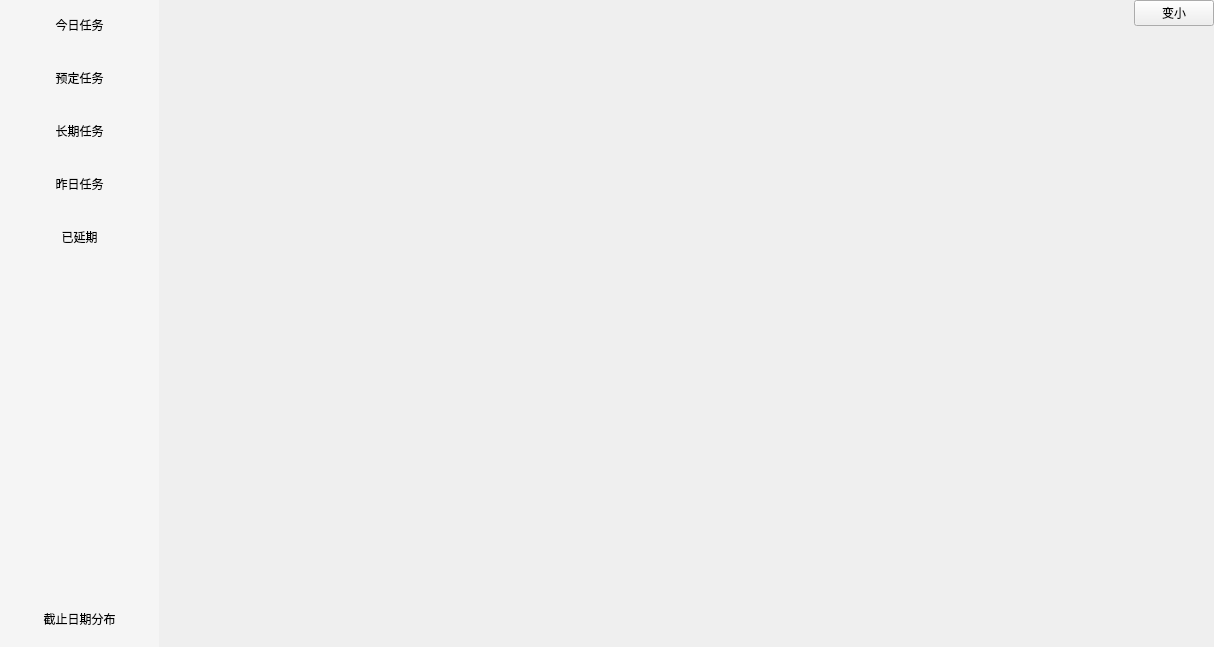
topologicalstructure/HCIProject, file Easygtd/mainwindow.ui: the form before one commit.
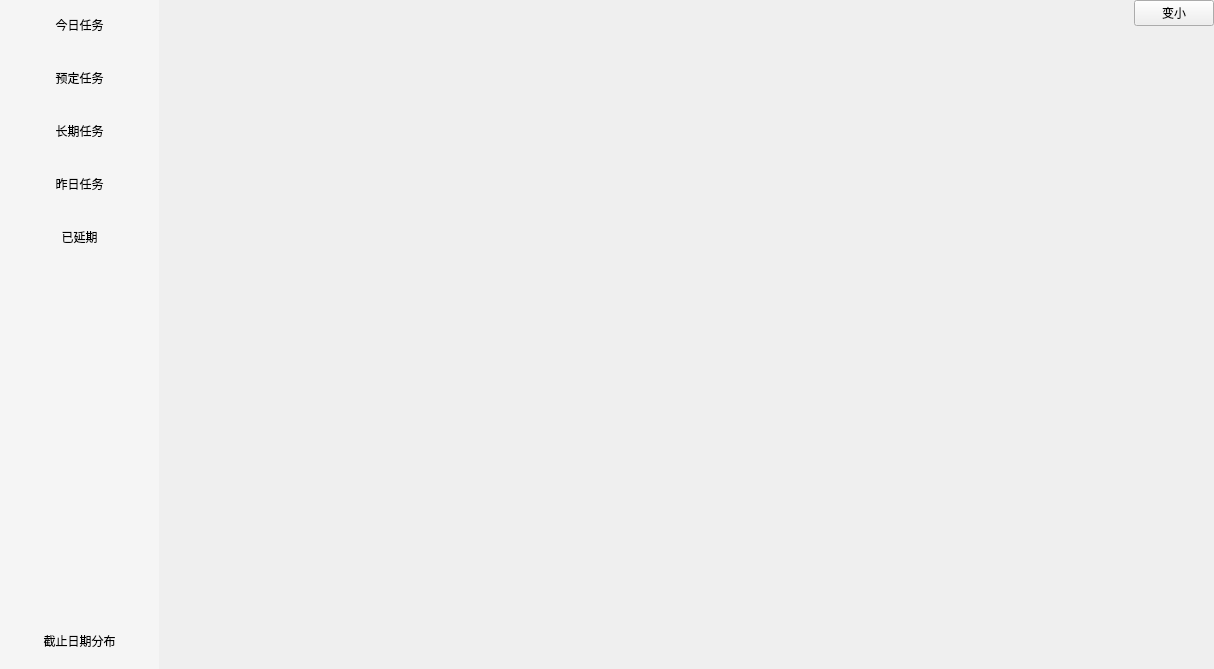
The form after the commit. Custom widgets are drawn as their Qt base class.

Patch:
```diff
--- a/Easygtd/mainwindow.ui
+++ b/Easygtd/mainwindow.ui
@@ -7,7 +7,7 @@
     <x>0</x>
     <y>0</y>
     <width>1214</width>
-    <height>647</height>
+    <height>669</height>
    </rect>
   </property>
   <property name="windowTitle">
@@ -37,7 +37,20 @@
       </property>
      </widget>
     </item>
-    <item row="0" column="0" rowspan="2">
+    <item row="5" column="2">
+     <spacer name="verticalSpacer_4">
+      <property name="orientation">
+       <enum>Qt::Vertical</enum>
+      </property>
+      <property name="sizeHint" stdset="0">
+       <size>
+        <width>20</width>
+        <height>40</height>
+       </size>
+      </property>
+     </spacer>
+    </item>
+    <item row="0" column="0" rowspan="9">
      <widget class="QWidget" name="sidebar" native="true">
       <property name="sizePolicy">
        <sizepolicy hsizetype="Minimum" vsizetype="Preferred">
@@ -370,10 +383,104 @@
       </layout>
      </widget>
     </item>
-    <item row="0" column="1" rowspan="2">
+    <item row="2" column="2">
+     <spacer name="verticalSpacer_7">
+      <property name="orientation">
+       <enum>Qt::Vertical</enum>
+      </property>
+      <property name="sizeHint" stdset="0">
+       <size>
+        <width>20</width>
+        <height>40</height>
+       </size>
+      </property>
+     </spacer>
+    </item>
+    <item row="4" column="2">
+     <spacer name="verticalSpacer_5">
+      <property name="orientation">
+       <enum>Qt::Vertical</enum>
+      </property>
+      <property name="sizeHint" stdset="0">
+       <size>
+        <width>20</width>
+        <height>40</height>
+       </size>
+      </property>
+     </spacer>
+    </item>
+    <item row="7" column="2">
+     <spacer name="verticalSpacer_2">
+      <property name="orientation">
+       <enum>Qt::Vertical</enum>
+      </property>
+      <property name="sizeHint" stdset="0">
+       <size>
+        <width>20</width>
+        <height>40</height>
+       </size>
+      </property>
+     </spacer>
+    </item>
+    <item row="6" column="2">
+     <spacer name="verticalSpacer_3">
+      <property name="orientation">
+       <enum>Qt::Vertical</enum>
+      </property>
+      <property name="sizeHint" stdset="0">
+       <size>
+        <width>20</width>
+        <height>40</height>
+       </size>
+      </property>
+     </spacer>
+    </item>
+    <item row="3" column="2">
+     <spacer name="verticalSpacer_6">
+      <property name="orientation">
+       <enum>Qt::Vertical</enum>
+      </property>
+      <property name="sizeHint" stdset="0">
+       <size>
+        <width>20</width>
+        <height>40</height>
+       </size>
+      </property>
+     </spacer>
+    </item>
+    <item row="1" column="2">
+     <spacer name="verticalSpacer_8">
+      <property name="orientation">
+       <enum>Qt::Vertical</enum>
+      </property>
+      <property name="sizeHint" stdset="0">
+       <size>
+        <width>20</width>
+        <height>40</height>
+       </size>
+      </property>
+     </spacer>
+    </item>
+    <item row="8" column="1" colspan="2">
+     <widget class="create_widget" name="widget" native="true">
+      <property name="sizePolicy">
+       <sizepolicy hsizetype="Expanding" vsizetype="Fixed">
+        <horstretch>0</horstretch>
+        <verstretch>0</verstretch>
+       </sizepolicy>
+      </property>
+      <property name="minimumSize">
+       <size>
+        <width>0</width>
+        <height>40</height>
+       </size>
+      </property>
+     </widget>
+    </item>
+    <item row="0" column="1" rowspan="8">
      <widget class="QStackedWidget" name="stackedWidget">
       <property name="sizePolicy">
-       <sizepolicy hsizetype="Preferred" vsizetype="Preferred">
+       <sizepolicy hsizetype="Preferred" vsizetype="Minimum">
         <horstretch>0</horstretch>
         <verstretch>0</verstretch>
        </sizepolicy>
@@ -396,6 +503,14 @@
    </property>
   </widget>
  </widget>
+ <customwidgets>
+  <customwidget>
+   <class>create_widget</class>
+   <extends>QWidget</extends>
+   <header>create_widget.h</header>
+   <container>1</container>
+  </customwidget>
+ </customwidgets>
  <resources/>
  <connections/>
  <buttongroups>
```
Left out of the diff: 15 changed lines with no effect on the pictures.
